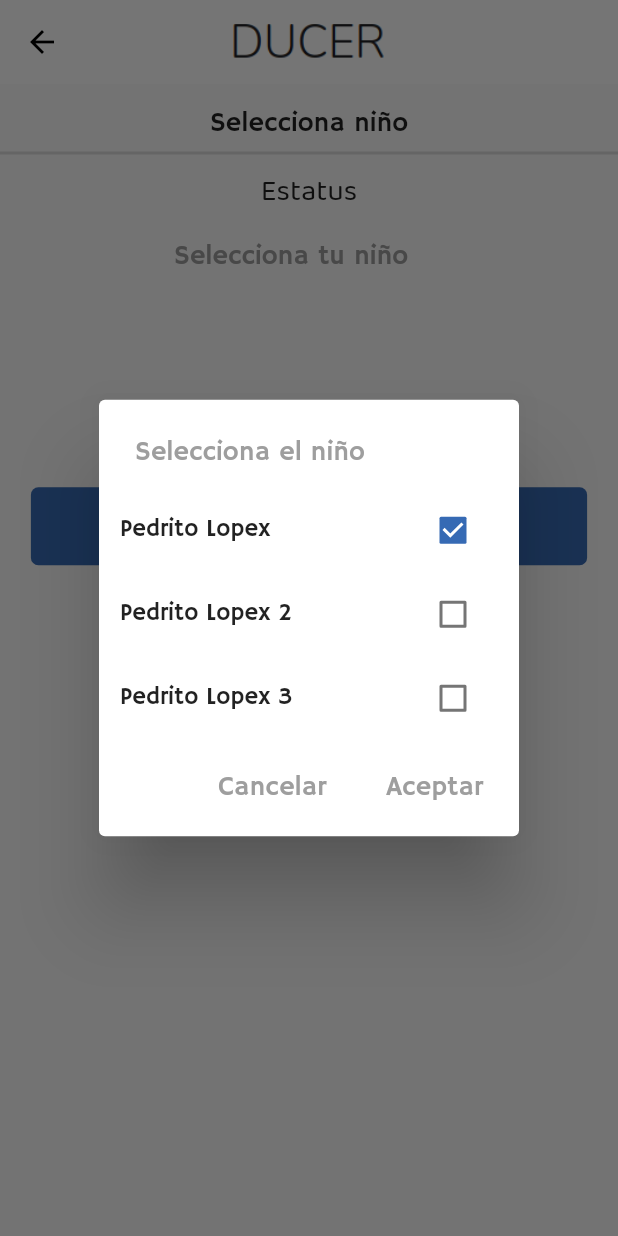
After one commit to MarioMiranda98/DUCER, a Flutter app: the DashboardPage screen opened directly, after a tap on "Seleccionar niño", on a phone screen of 412 x 824 dp. The commit adds this screen. Run offline on Flutter 3.47's test engine with Material 2 defaults, Android fonts, the phone set to English and light mode, and no system bars; our stand-ins replace carousel_slider, charts_flutter, get; missing offline and left inert: flutter_rounded_date_picker, flutter_statusbarcolor.

Commit message:
dashboard ok

```diff
--- /dev/null
+++ b/lib/src/controllers/dashboard_controller.dart
@@ -0,0 +1,14 @@
+import 'package:get/get.dart';
+
+class DashboardController extends GetxController {
+  String _childName;
+
+  String get childName => _childName;
+
+  set childName(String value) {
+    _childName = value;
+
+    update(['child-name']);
+    update(['dashboard-body']);
+  }
+}
--- /dev/null
+++ b/lib/src/controllers/ducer_select_controller.dart
@@ -0,0 +1,71 @@
+import 'package:flutter/material.dart';
+import 'package:get/get.dart';
+
+import 'package:ducer/src/models/children_model.dart';
+
+class DucerSelectController extends GetxController {
+  List<ChildrenModel> _childrenList = [
+    ChildrenModel(name: 'Pedrito Lopex', selected: true, order: 0),
+    ChildrenModel(name: 'Pedrito Lopex 2', selected: false, order: 1),
+    ChildrenModel(name: 'Pedrito Lopex 3', selected: false, order: 2),
+  ];
+
+  List<CheckboxListTile> _listTile = new List();
+  ChildrenModel _selectedChild;
+
+  @override
+  void onInit() {
+    super.onInit();
+    _checkChildsAvailable();
+  }
+
+  void _checkChildsAvailable() {
+    if(_childrenList.length > 0) {
+      _createTile();
+      _selectedChild = _childrenList[0];
+    } else {
+      _selectedChild = ChildrenModel(name: '', selected: false, order: 0);
+    }
+  }
+
+  void _createTile() {
+    _childrenList.forEach((item) => {
+      _listTile.add(
+        CheckboxListTile(
+          value: item.selected,
+          title: Text(
+            item.name,
+            style: TextStyle(
+              fontSize: 16,
+            )
+          ),
+          activeColor: Theme.of(Get.context).primaryColor,
+          onChanged: (value) {
+            if(item.selected != true) {
+              item.selected = value;
+              _updateChecks(item);
+            }
+          },
+        )
+      )
+    });
+  }
+
+  void _updateChecks(ChildrenModel item) {
+    _selectedChild = item;
+    _childrenList.removeAt(item.order);
+    _childrenList.insert(item.order, item);
+
+    _childrenList.forEach((e) => {
+      if(item.order != e.order) e.selected = false
+    });
+
+    _listTile.clear();
+    _createTile();
+
+    update(['ducer-select']);
+  }
+
+  List<CheckboxListTile> get listTile => _listTile;
+  ChildrenModel get selectedChild => _selectedChild;
+}
--- /dev/null
+++ b/lib/src/models/children_model.dart
@@ -0,0 +1,7 @@
+class ChildrenModel {
+  final String name;
+  bool selected;
+  final int order;
+
+  ChildrenModel({this.name, this.selected, this.order});
+}
--- /dev/null
+++ b/lib/src/pages/dashboard/dashboard_page.dart
@@ -0,0 +1,154 @@
+import 'package:ducer/src/controllers/dashboard_controller.dart';
+import 'package:ducer/src/widgets/ducer_select.dart';
+import 'package:flutter/material.dart';
+import 'package:get/get.dart';
+
+import 'package:ducer/src/pages/dashboard/widgets/behavior_chart.dart';
+import 'package:ducer/src/widgets/ducer_app_bar.dart';
+import 'package:ducer/src/widgets/ducer_header.dart';
+import 'package:ducer/src/widgets/ducer_button.dart';
+import 'package:ducer/src/models/behavior_model.dart';
+import 'package:ducer/src/pages/dashboard/widgets/light_widget.dart';
+import 'package:ducer/src/pages/dashboard/widgets/table_incidences_widget.dart';
+
+class DashboardPage extends StatelessWidget {
+  final text = 'Eu esse sint eiusmod eiusmod consectetur occaecat minim elit reprehenderit deserunt proident id.';
+
+  @override
+  Widget build(BuildContext context) {
+    return SafeArea(
+      child: Scaffold(
+        appBar: DucerAppBar(),
+        body: SingleChildScrollView(
+          child: Column(
+            children: <Widget>[
+              Container(
+                padding: EdgeInsets.symmetric(vertical: 15.0),
+                child: GetBuilder<DashboardController>(
+                  id: 'child-name',
+                  init: DashboardController(),
+                  builder: (_) => DucerHeader(
+                    childName: _.childName == null ? 'Selecciona niño' : _.childName,
+                    screenName: 'Estatus',
+                  ),
+                ),
+              ),
+              GetBuilder<DashboardController>(
+                id: 'dashboard-body',
+                builder: (_) => Container(
+                  height: Get.height * 0.7,
+                  child: Stack(
+                    children: <Widget> [
+                      _.childName != null ?
+                        SizedBox(
+                          height: Get.height,
+                          child: ListView(
+                            shrinkWrap: true,
+                            children: <Widget>[
+                              Center(
+                                child: Text(
+                                  'Registro de conductas',
+                                  style: TextStyle(
+                                    color: Colors.grey,
+                                    fontSize: 18
+                                  )
+                                ),
+                              ),
+                              Container(
+                                height: 300.0,
+                                child: BehaviorChart()
+                              ),
+                              TableIncidencesWidget(
+                                behaviorList: [
+                                  BehaviorModel(quantityOfIncidence: 10, date: '10-10-2010'),
+                                  BehaviorModel(quantityOfIncidence: 10, date: '10-10-2010'),
+                                  BehaviorModel(quantityOfIncidence: 10, date: '10-10-2010'),
+                                ]
+                              ),
+                              Padding(
+                                padding: const EdgeInsets.all(8.0),
+                                child: Center(
+                                  child: Text(
+                                    'Semáforo',
+                                    style: TextStyle(
+                                      color: Colors.grey,
+                                      fontSize: 18
+                                    )
+                                  ),
+                                ),
+                              ),
+                              Container(
+                                padding: EdgeInsets.symmetric(horizontal: Get.width * 0.05),
+                                height: 150.0,
+                                child: LightWidget()
+                              ),
+                              Container(
+                                padding: EdgeInsets.only(
+                                  top: 10.0,
+                                  left: Get.width * 0.05,
+                                  right: Get.width * 0.05
+                                ),
+                                child: Column(
+                                  children: <Widget> [
+                                    Text(
+                                      'Observaciones',
+                                      style: TextStyle(
+                                        fontSize: 18,
+                                        color: Colors.grey
+                                      ),
+                                    ),
+                                    Text(
+                                      text,
+                                      style: TextStyle(
+                                        fontSize: 16,
+                                      ),
+                                      textAlign: TextAlign.justify,
+                                    )
+                                  ]
+                                ),
+                              ),
+                              SizedBox(height: 75.0)
+                            ],
+                          ),
+                        )
+                      : Container(
+                        padding: EdgeInsets.only(left: Get.width * 0.28),
+                        child: Text(
+                          'Selecciona tu niño',
+                          style: TextStyle(
+                            fontSize: 18,
+                            color: Colors.grey
+                          ),
+                        )
+                      ),
+                      Padding(
+                        padding: EdgeInsets.only(top: _.childName != null ? Get.height * 0.62 : Get.height * 0.2),
+                        child: DucerButton(
+                            colorButton: Theme.of(Get.context).primaryColor,
+                            colorText: Colors.white,
+                            text: 'Seleccionar niño',
+                            width: Get.width * 0.9,
+                            fontSize: 24,
+                            action: () async {
+                              final selectedChild = await showDialog(
+                                context: Get.context,
+                                builder: (BuildContext context) {
+                                  return DucerSelect();
+                                }
+                              );
+
+                              _.childName = selectedChild.name;
+                            },
+                          ),
+                      ),
+                    ]
+                  ),
+                ),
+              )
+            ],
+          ),
+        ),
+      ),
+    );
+  }
+}
--- a/lib/src/widgets/ducer_card.dart
+++ b/lib/src/widgets/ducer_card.dart
@@ -75,7 +75,7 @@ class DucerCard extends StatelessWidget {
                     text: buttonText,
                     width: 220.0,
                     fontSize: 22,
-                    action: () => action,
+                    action: action,
                   ),
                 ],
               )
--- /dev/null
+++ b/lib/src/widgets/ducer_select.dart
@@ -0,0 +1,54 @@
+import 'package:flutter/material.dart';
+import 'package:get/get.dart';
+
+import 'package:ducer/src/controllers/ducer_select_controller.dart';
+
+class DucerSelect extends StatelessWidget {
+  @override
+  Widget build(BuildContext context) {
+    return GetBuilder<DucerSelectController>(
+      init: DucerSelectController(),
+      id: 'ducer-select',
+      builder: (_) => AlertDialog(
+        title: Text(
+          'Selecciona el niño',
+          style: TextStyle(
+            fontSize: 18,
+            color: Colors.grey
+          ),
+        ),
+        contentPadding: EdgeInsets.only(top: 12.0),
+        content: SingleChildScrollView(
+        child: ListTileTheme(
+          contentPadding: EdgeInsets.fromLTRB(14.0, 0.0, 24.0, 0.0),
+            child: ListBody(
+              children: _.listTile
+            ),
+          ),
+        ),
+        actions: <Widget>[
+          FlatButton(
+            child: Text(
+              'Cancelar',
+              style: TextStyle(
+                fontSize: 18,
+                color: Colors.grey
+              ),
+            ),
+            onPressed: () { Navigator.pop(Get.context); },
+          ),
+          FlatButton(
+            child: Text(
+              'Aceptar',
+              style: TextStyle(
+                fontSize: 18,
+                color: Colors.grey
+              ),
+            ),
+            onPressed: () { Navigator.pop(Get.context, _.selectedChild); },
+          )
+        ],
+      )
+    );
+  }
+}
--- a/pubspec.yaml
+++ b/pubspec.yaml
@@ -30,19 +30,21 @@ dependencies:
   flutter_statusbarcolor: ^0.2.3
   custom_switch: ^0.0.1
   carousel_slider: ^2.3.1
-  flutter_launcher_icons: ^0.8.1
   charts_flutter: ^0.9.0
+  smart_select: ^4.3.2
 
 dev_dependencies:
   flutter_test:
     sdk: flutter
   flutter_localizations:
     sdk: flutter
+  flutter_launcher_icons: ^0.8.1
 
 flutter_icons:
-  image_path: assets/logos/iconoA.jpg
+  image_path: assets/logos/iconoA.png
   android: true
   ios: true
+
 
 # For information on the generic Dart part of this file, see the
 # following page: https://dart.dev/tools/pub/pubspec
```
Also changed, not shown: lib/src/pages/dashboard/widgets/behavior_chart.dart (added, +20 -0 lines), lib/src/pages/dashboard/widgets/light_widget.dart (added, +138 -0 lines), lib/src/pages/dashboard/widgets/table_incidences_widget.dart (added, +54 -0 lines), lib/src/pages/home_page.dart (+5 -4 lines), pubspec.lock.
